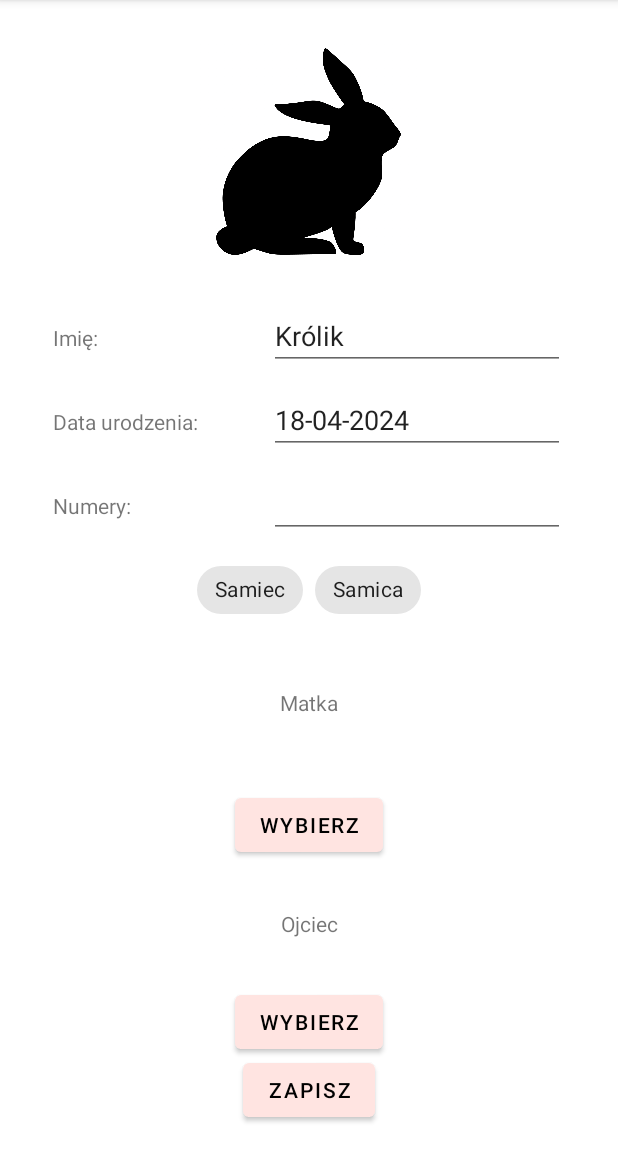
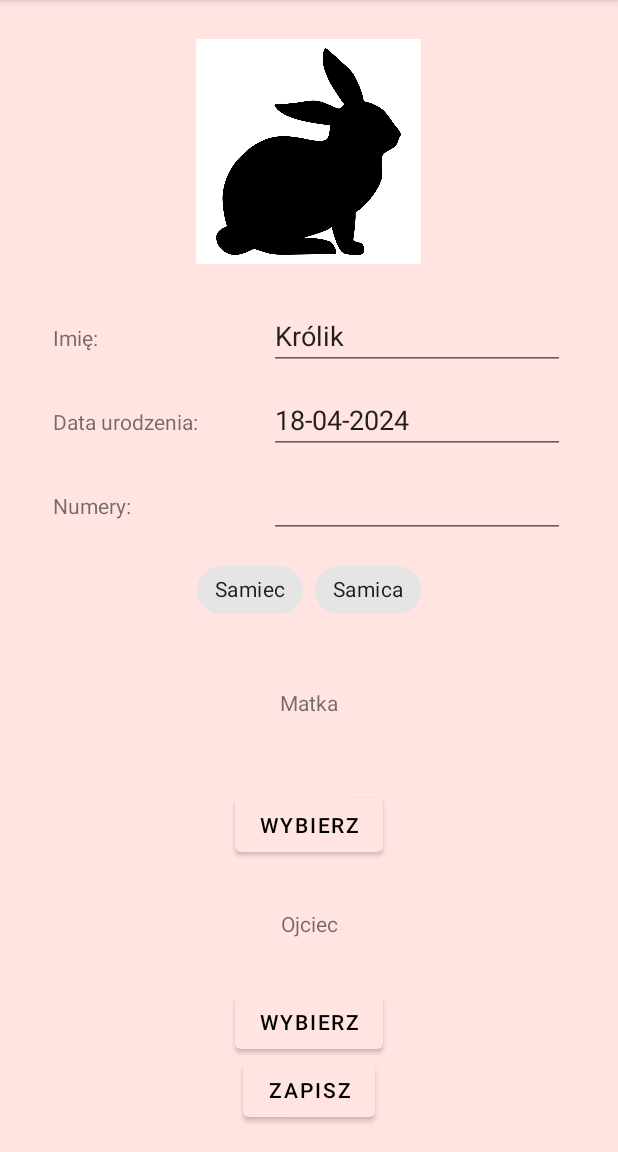
Before and after one commit to AgnieszkaKlobus12/RabbitApp, an Android app: the screen it shows after launch (MainActivity), after a tap on "Dodaj królika", on a phone screen of 412 x 824 dp, the part 84-1236 px from its top. Run offline under Robolectric (Android 15) with nearby library versions, the light colour scheme and no system bars; our stand-ins replace Room's generated code, navigation-ui; 1 other tap on this screen came first.

Commit message:
background color settings

```diff
--- a/app/src/main/res/values-night/themes.xml
+++ b/app/src/main/res/values-night/themes.xml
@@ -16,11 +16,13 @@
         <!-- Status bar color. -->
         <item name="android:statusBarColor">?attr/colorPrimaryVariant</item>
         <!-- Customize your theme here. -->
+        <item name="android:colorBackground">@color/background_dark</item>
     </style>
 
     <style name="Theme.RabbitApp.NoActionBar">
         <item name="windowActionBar">false</item>
         <item name="windowNoTitle">true</item>
+        <item name="background">@color/background_light</item>
     </style>
 
     <style name="Theme.RabbitApp.AppBarOverlay" parent="ThemeOverlay.AppCompat.Dark.ActionBar">
--- a/app/src/main/res/values/colors.xml
+++ b/app/src/main/res/values/colors.xml
@@ -13,4 +13,6 @@
     <color name="pastel_color_variant">#ffb6c1</color>
     <color name="pastel_color_light">#ffe4e1</color>
     <color name="pastel_color_variant_light">#ffc0cb</color>
+    <color name="background_light">#FFE4E1</color>
+    <color name="background_dark">#140000</color>
 </resources>
--- a/app/src/main/res/values/themes.xml
+++ b/app/src/main/res/values/themes.xml
@@ -18,6 +18,9 @@
         <!-- Status bar color. -->
         <item name="android:statusBarColor">?attr/colorPrimaryVariant</item>
         <item name="android:textColorPrimaryInverse">?attr/colorPrimaryVariant</item>
+
+        <item name="android:colorBackground">@color/background_light</item>
+
         <!-- Customize your theme here. -->
     </style>
 
```
